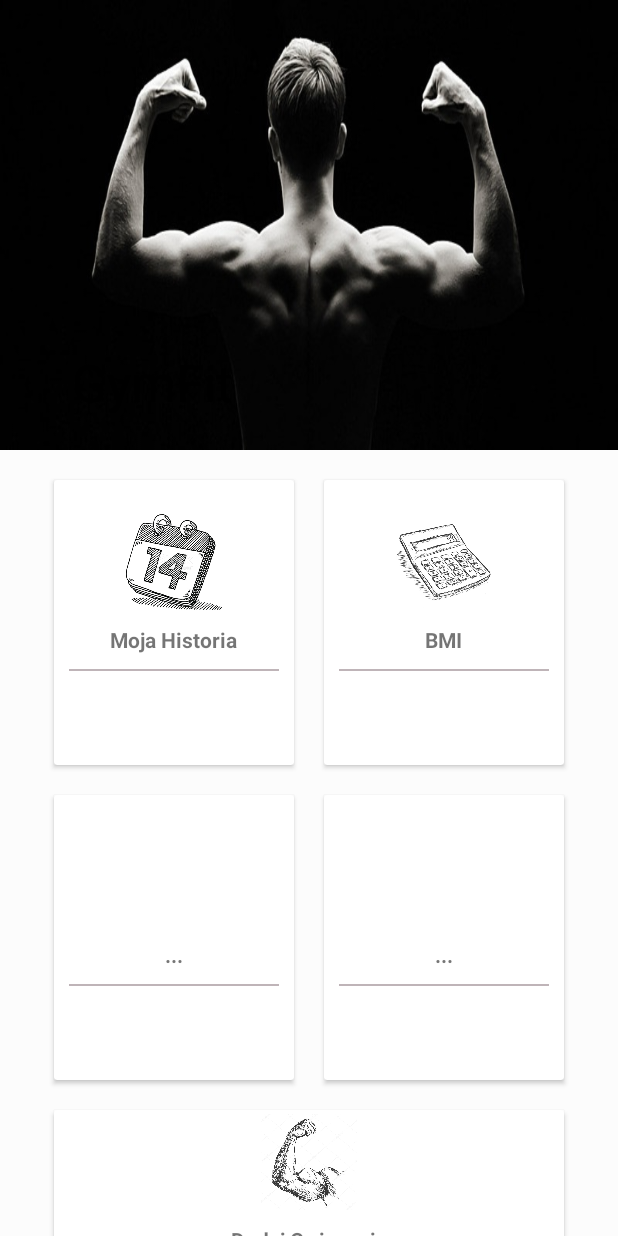
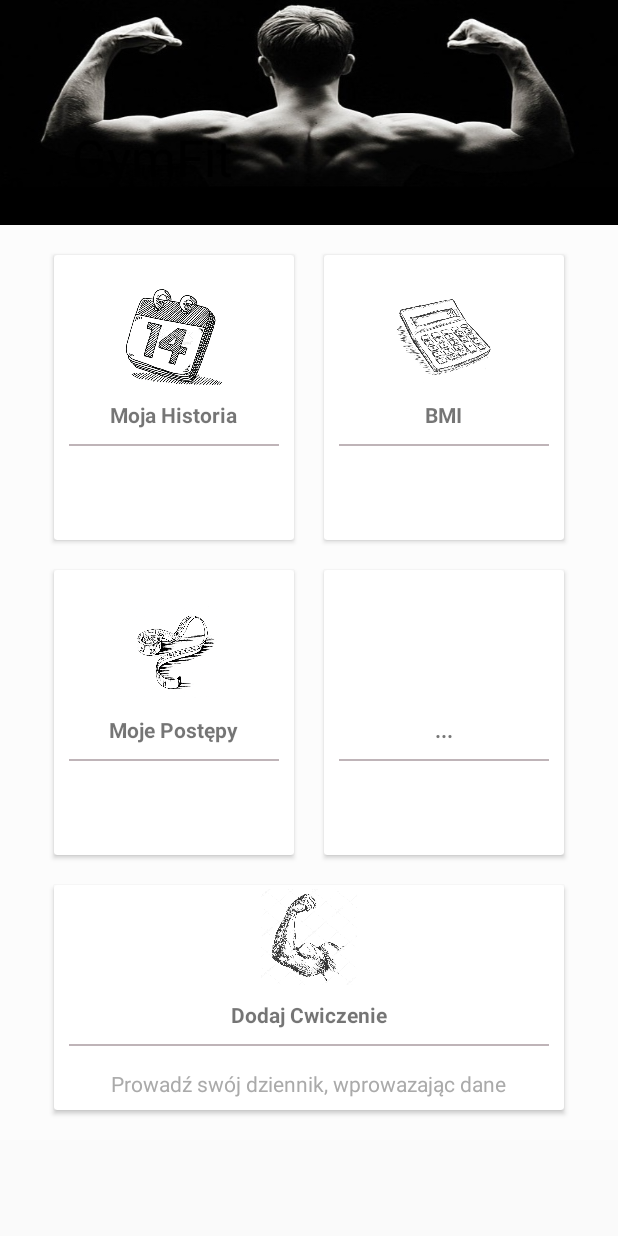
Before and after one commit to dida886/Projekt-GymFitUp, an Android app: the screen it shows after launch (MainActivity), on a phone screen of 412 x 824 dp. Run offline under Robolectric (Android 15) with nearby library versions, the phone set to English and light mode, and no system bars.

Commit message:
GymFit v1.2     Poprwiłem wyświetlanie dla małych ekranów w telefonie, dodałem opcje pomiaru obwodu, zmiejszyłem header

```diff
--- a/app/src/main/res/layout/activity_main.xml
+++ b/app/src/main/res/layout/activity_main.xml
@@ -11,29 +11,30 @@
 
     <android.support.design.widget.AppBarLayout
         android:id="@+id/appbar"
-        android:layout_height="300dp"
         android:layout_width="match_parent"
-       >
+        android:layout_height="150dp"
+        android:background="@android:color/black">
 
 
         <android.support.design.widget.CollapsingToolbarLayout
             android:id="@+id/colappsingtoolbar"
+            style="@style/Widget.Design.CollapsingToolbar"
             android:layout_width="match_parent"
             android:layout_height="match_parent"
             android:background="@drawable/heder"
             app:contentScrim="?android:attr/colorBackground"
             app:expandedTitleMarginEnd="64dp"
             app:expandedTitleMarginStart="48dp"
-            app:layout_scrollFlags="exitUntilCollapsed|scroll"
-            app:title="GymFit"
-            app:titleTextColor="@android:color/white">
+            app:layout_scrollFlags="scroll|exitUntilCollapsed"
+            app:title="GymFit">
 
             <android.support.v7.widget.Toolbar
                 android:id="@+id/toolbarid"
                 android:layout_width="match_parent"
                 android:layout_height="?attr/actionBarSize"
                 app:layout_collapseMode="pin"
-                app:popupTheme="@style/AlertDialog.AppCompat.Light">
+                app:popupTheme="@style/AlertDialog.AppCompat.Light"
+                app:titleTextColor="@android:color/white">
 
             </android.support.v7.widget.Toolbar>
 
@@ -41,9 +42,7 @@
         </android.support.design.widget.CollapsingToolbarLayout>
 
 
-
     </android.support.design.widget.AppBarLayout>
-
 
 
     <android.support.v4.widget.NestedScrollView
@@ -52,25 +51,22 @@
         app:layout_behavior="@string/appbar_scrolling_view_behavior">
 
 
+        <LinearLayout
 
-
-
+            android:id="@+id/ll"
+            android:layout_width="match_parent"
+            android:layout_height="match_parent"
+            android:background="#fcfcfc"
+            android:gravity="center"
+            android:orientation="vertical"
+            android:padding="10dp">
 
             <LinearLayout
-
                 android:layout_width="match_parent"
                 android:layout_height="match_parent"
-        android:orientation="vertical"
-        android:padding="10dp"
-        android:background="#fcfcfc"
-        android:gravity="center"
-        android:id="@+id/ll">
-        <LinearLayout
                 android:clipToPadding="false"
                 android:gravity="center"
-            android:orientation="horizontal"
-            android:layout_width="match_parent"
-            android:layout_height="wrap_content">
+                android:orientation="horizontal">
 
                 <android.support.v7.widget.CardView
                     android:id="@+id/histcardview"
@@ -112,7 +108,8 @@
                             android:layout_height="wrap_content"
                             android:gravity="center"
                             android:padding="5dp"
-                        android:textColor="@android:color/darker_gray" />
+                            android:textColor="@android:color/darker_gray"
+                            tools:text="Twoja indiwidualna baza danych ćwiczeń" />
 
                     </LinearLayout>
                 </android.support.v7.widget.CardView>
@@ -157,64 +154,72 @@
                             android:layout_height="wrap_content"
                             android:gravity="center"
                             android:padding="5dp"
-                        android:textColor="@android:color/darker_gray" />
+                            android:textColor="@android:color/darker_gray"
+                            tools:text="Oblicz swój wskaźnik masy ciała" />
 
                     </LinearLayout>
                 </android.support.v7.widget.CardView>
 
             </LinearLayout>
-        <LinearLayout
-            android:clipToPadding="false"
-            android:gravity="center"
-            android:orientation="horizontal"
-            android:layout_width="match_parent"
-            android:layout_height="wrap_content">
-            <android.support.v7.widget.CardView
-                android:foreground="?android:attr/selectableItemBackground"
-                android:clickable="true"
-                android:layout_width="160dp"
-                android:layout_height="190dp"
-                android:layout_margin="10dp">
+
             <LinearLayout
                 android:layout_width="match_parent"
                 android:layout_height="match_parent"
-                    android:orientation="vertical"
-                    android:gravity="center">
+                android:clipToPadding="false"
+                android:gravity="center"
+                android:orientation="horizontal">
+
+                <android.support.v7.widget.CardView
+                    android:layout_width="160dp"
+                    android:layout_height="190dp"
+                    android:layout_margin="10dp"
+                    android:clickable="true"
+                    android:foreground="?android:attr/selectableItemBackground">
+
+                    <LinearLayout
+                        android:layout_width="match_parent"
+                        android:layout_height="match_parent"
+                        android:gravity="center"
+                        android:orientation="vertical">
+
                         <ImageView
                             android:layout_width="64dp"
                             android:layout_height="64dp"
 
 
-
-                        android:padding="10dp"/>
+                            android:background="@drawable/meter"
+                            android:padding="10dp" />
 
                         <TextView
                             android:layout_width="wrap_content"
                             android:layout_height="wrap_content"
                             android:layout_marginTop="10dp"
-                        android:text="..."
+                            android:text="Moje Postępy"
                             android:textStyle="bold" />
+
                         <View
                             android:layout_width="match_parent"
                             android:layout_height="1dp"
-                        android:background="@color/lightgray"
-                        android:layout_margin="10dp"/>
+                            android:layout_margin="10dp"
+                            android:background="@color/lightgray" />
 
                         <TextView
                             android:layout_width="wrap_content"
                             android:layout_height="wrap_content"
                             android:gravity="center"
                             android:padding="5dp"
-                        android:textColor="@android:color/darker_gray" />
+                            android:textColor="@android:color/darker_gray"
+                            tools:text="Wprowadź i sprawdzaj przyrost swoich mięśni" />
 
                     </LinearLayout>
                 </android.support.v7.widget.CardView>
+
                 <android.support.v7.widget.CardView
-                android:foreground="?android:attr/selectableItemBackground"
-                android:clickable="true"
                     android:layout_width="160dp"
                     android:layout_height="190dp"
-                android:layout_margin="10dp">
+                    android:layout_margin="10dp"
+                    android:clickable="true"
+                    android:foreground="?android:attr/selectableItemBackground">
 
                     <LinearLayout
                         android:layout_width="match_parent"
@@ -255,12 +260,13 @@
                 </android.support.v7.widget.CardView>
 
             </LinearLayout>
+
             <LinearLayout
+                android:layout_width="match_parent"
+                android:layout_height="match_parent"
                 android:clipToPadding="false"
                 android:gravity="center"
-            android:orientation="horizontal"
-            android:layout_width="match_parent"
-            android:layout_height="wrap_content">
+                android:orientation="horizontal">
 
                 <android.support.v7.widget.CardView
                     android:id="@+id/addcardview"
@@ -314,19 +320,7 @@
         </LinearLayout>
 
 
-
-
-
-
-
     </android.support.v4.widget.NestedScrollView>
 
 
-
-
-
-
-
-
-
 </android.support.design.widget.CoordinatorLayout>
```
Also changed, not shown: app/src/main/res/drawable/heder.jpg, app/src/main/res/drawable/meter.jpg (added). Lines whose indentation alone changed are shown as unchanged.
